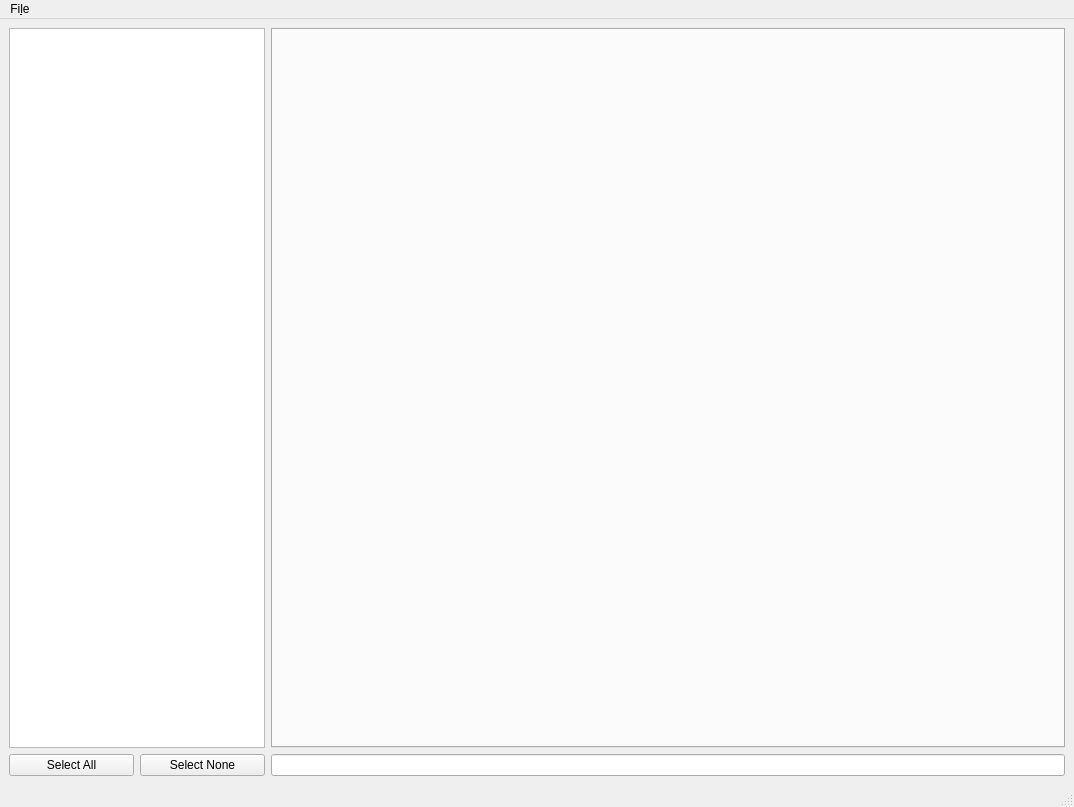
Qt form mainwindow.ui (iamsergio/warnings-viewer) before a commit.
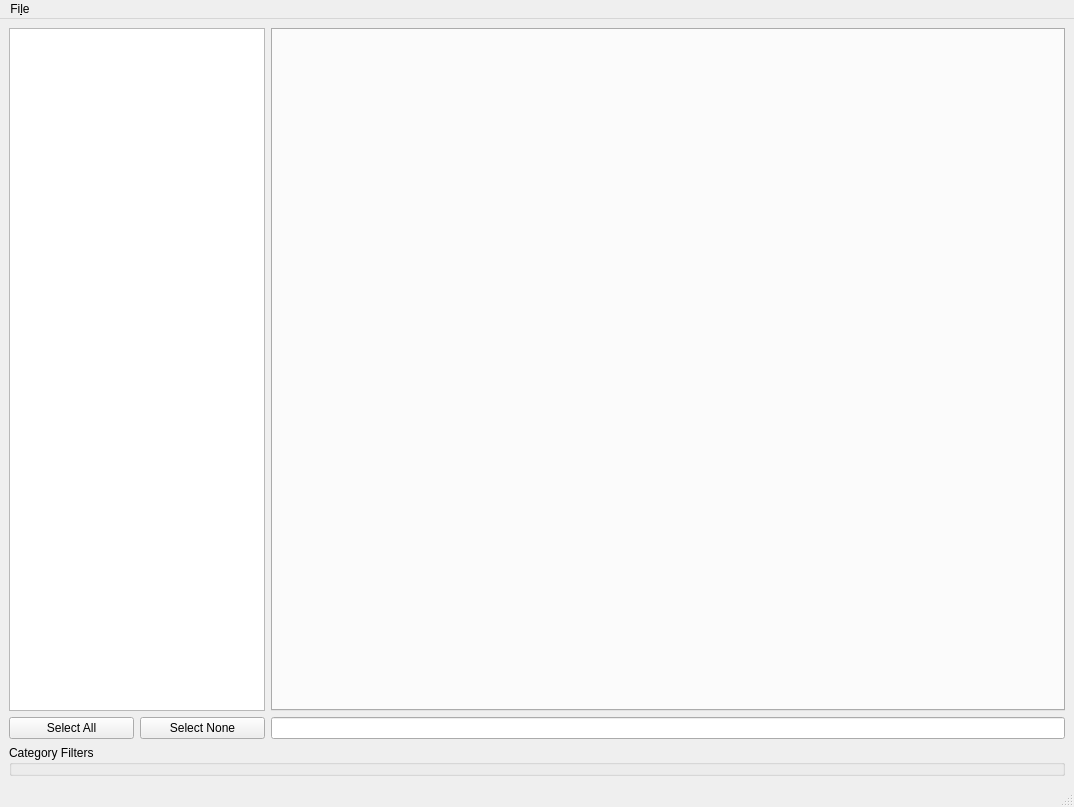
The same form after that commit. Icons and pictures are not drawn.

Commit message: Allow to filter by clazy category

```diff
--- a/mainwindow.ui
+++ b/mainwindow.ui
@@ -14,11 +14,13 @@
    <string>MainWindow</string>
   </property>
   <widget class="QWidget" name="centralwidget">
+   <layout class="QVBoxLayout" name="verticalLayout_3">
+    <item>
    <layout class="QHBoxLayout" name="horizontalLayout_2">
     <item>
      <layout class="QVBoxLayout" name="verticalLayout">
       <item>
-       <widget class="QListWidget" name="filterListWidget">
+         <widget class="QListView" name="filterListWidget">
         <property name="sizePolicy">
          <sizepolicy hsizetype="Maximum" vsizetype="Expanding">
           <horstretch>0</horstretch>
@@ -72,6 +74,15 @@
      </layout>
     </item>
    </layout>
+    </item>
+    <item>
+     <widget class="QGroupBox" name="filters">
+      <property name="title">
+       <string>Category Filters</string>
+      </property>
+     </widget>
+    </item>
+   </layout>
   </widget>
   <widget class="QMenuBar" name="menubar">
    <property name="geometry">
```
Left out of the diff: 4 changed lines with no effect on the pictures. Lines whose indentation alone changed are shown as unchanged. The commit also changes 9 other files.
